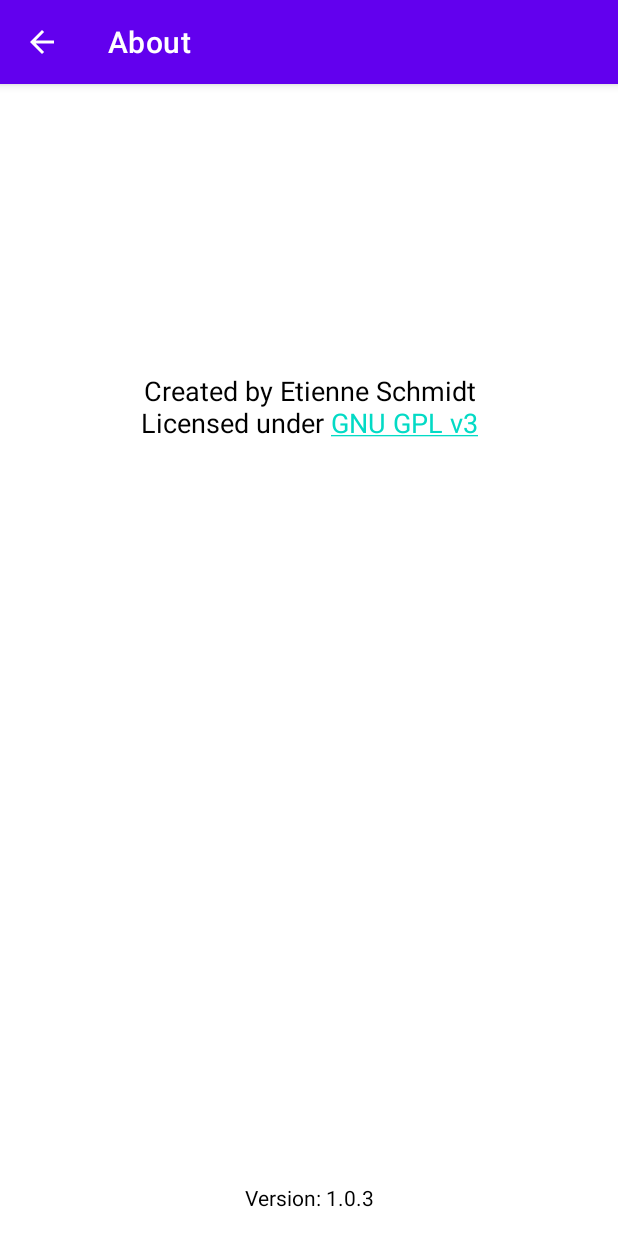
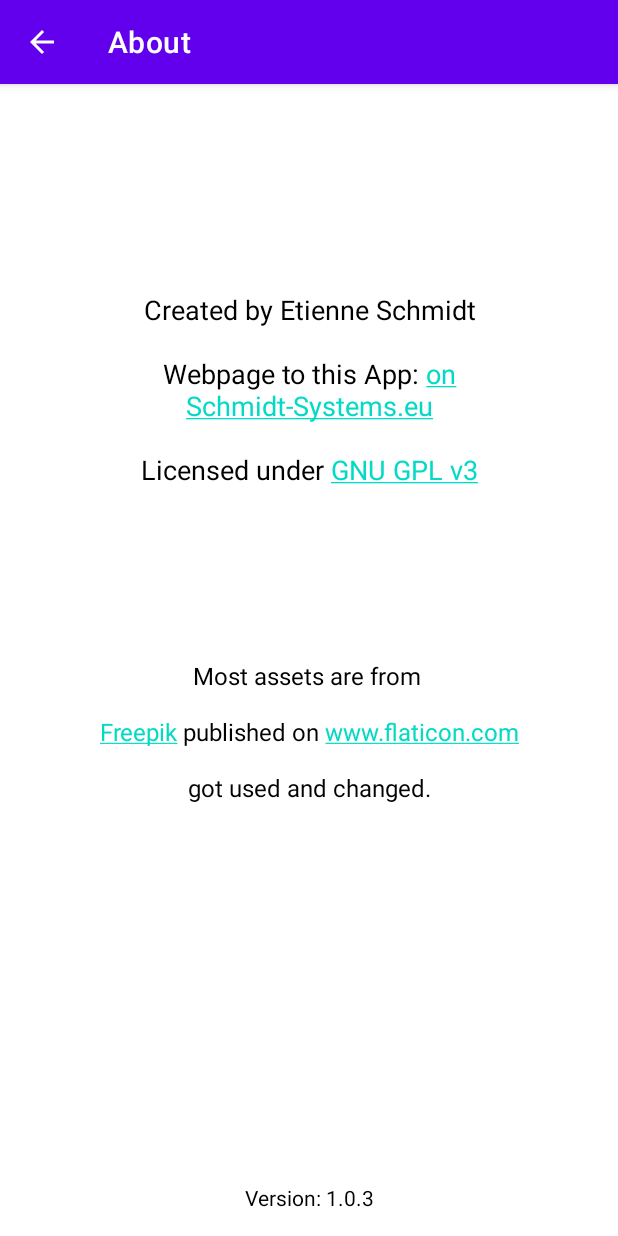
Before and after one commit to gladion136/OpenSyncedLists, an Android app: the AboutActivity screen opened directly, with no data from a screen before it, on a phone screen of 412 x 824 dp. Run offline under Robolectric (Android 15) with nearby library versions, the phone set to English and light mode, and no system bars.

Commit message:
Update About page * Add icon source * Add webpage link

```diff
--- a/Android_Client/OpenSyncedLists/app/src/main/java/eu/schmidt/systems/opensyncedlists/activities/AboutActivity.java
+++ b/Android_Client/OpenSyncedLists/app/src/main/java/eu/schmidt/systems/opensyncedlists/activities/AboutActivity.java
@@ -48,6 +48,10 @@
         tv.setText(Html.fromHtml(getString(R.string.text_about)));
         tv.setMovementMethod(LinkMovementMethod.getInstance());
 
+        TextView tvOthers = findViewById(R.id.tVOthers);
+        tvOthers.setText(Html.fromHtml(getString(R.string.text_about_others)));
+        tvOthers.setMovementMethod(LinkMovementMethod.getInstance());
+
         TextView tvVersion = findViewById(R.id.tVVersion);
         tvVersion.setText("Version: " + BuildConfig.VERSION_NAME);
     }
--- a/Android_Client/OpenSyncedLists/app/src/main/res/layout/activity_about.xml
+++ b/Android_Client/OpenSyncedLists/app/src/main/res/layout/activity_about.xml
@@ -10,16 +10,31 @@
         android:id="@+id/tVAbout"
         android:layout_width="0dp"
         android:layout_height="wrap_content"
-        android:layout_marginStart="70dp"
-        android:layout_marginEnd="70dp"
+        android:layout_marginStart="50dp"
+        android:layout_marginEnd="50dp"
         android:text="@string/text_about"
         android:textAlignment="center"
         android:textSize="18sp"
-        app:layout_constraintBottom_toBottomOf="parent"
+        app:layout_constraintBottom_toTopOf="@+id/tVVersion"
         app:layout_constraintEnd_toEndOf="parent"
         app:layout_constraintStart_toStartOf="parent"
         app:layout_constraintTop_toTopOf="parent"
-        app:layout_constraintVertical_bias="0.266" />
+        app:layout_constraintVertical_bias="0.23000002" />
+
+    <TextView
+        android:id="@+id/tVOthers"
+        android:layout_width="0dp"
+        android:layout_height="wrap_content"
+        android:layout_marginStart="40dp"
+        android:layout_marginEnd="40dp"
+        android:text="@string/text_about_others"
+        android:textAlignment="center"
+        android:textSize="16sp"
+        app:layout_constraintBottom_toTopOf="@+id/tVVersion"
+        app:layout_constraintEnd_toEndOf="parent"
+        app:layout_constraintStart_toStartOf="parent"
+        app:layout_constraintTop_toBottomOf="@+id/tVAbout"
+        app:layout_constraintVertical_bias="0.31" />
 
     <TextView
         android:id="@+id/tVVersion"
--- a/Android_Client/OpenSyncedLists/app/src/main/res/values/strings.xml
+++ b/Android_Client/OpenSyncedLists/app/src/main/res/values/strings.xml
@@ -24,7 +24,8 @@
     <string name="share_before_name">Import the list \"</string>
     <string name="share_after_name">\" to OpenSyncedLists with the following Link: \n\n</string>
     <string name="share_after_link">\n\n Please open the link with the OpenSyncedLists app.</string>
-    <string name="text_about">Created by Etienne Schmidt\n\nLicensed under <![CDATA[<a href="https://gitlab.com/gladion136/opensyncedlists/-/raw/main/LICENSE>GNU GPL v3</a>]]></string>
+    <string name="text_about">Created by Etienne Schmidt<![CDATA[<br/><br/>]]>
+        Webpage to this App: <![CDATA[<a href="https://schmidt-systems.eu/docs/opensyncedlists">on Schmidt-Systems.eu</a><br/><br/>]]>Licensed under <![CDATA[<a href="https://gitlab.com/gladion136/opensyncedlists/-/raw/main/LICENSE">GNU GPL v3</a>]]></string>
     <string name="title_activity_settings">Settings</string>
     <string name="general_header">General</string>
     <string name="sync_header">Synchronization</string>
@@ -70,4 +71,5 @@
     <string name="create_list_cancel">Cancel</string>
     <string name="no_name_entered">Please enter a name first.</string>
     <string name="cant_import_file">Can\'t import file!</string>
+    <string name="text_about_others">Most assets are from <![CDATA[<div><a href="https://www.freepik.com" title="Freepik">Freepik</a> published on <a href="https://www.flaticon.com/" title="Flaticon">www.flaticon.com</a></div>]]> got used and changed.</string>
 </resources>
```
Also changed, not shown: 2 other files.
